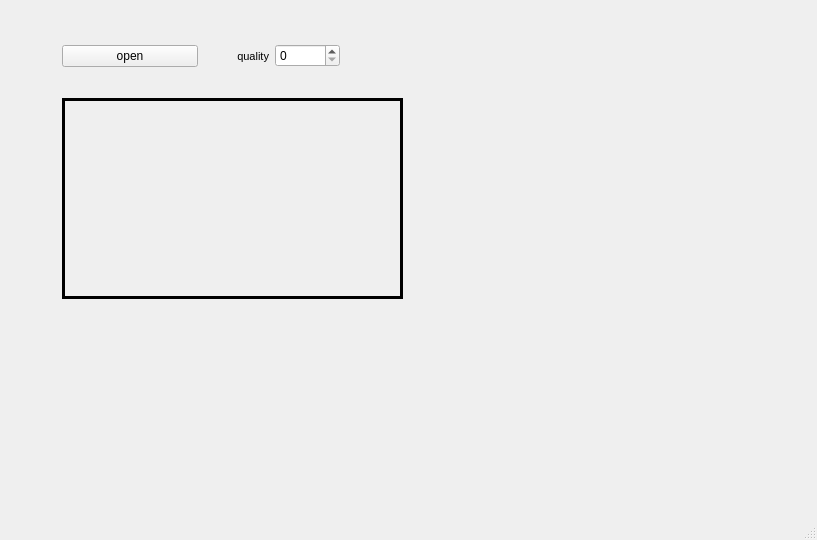
Above: JPEG_compression/mainwindow.ui from luyor/JPEG_compression before the change. Below: the same form after it.
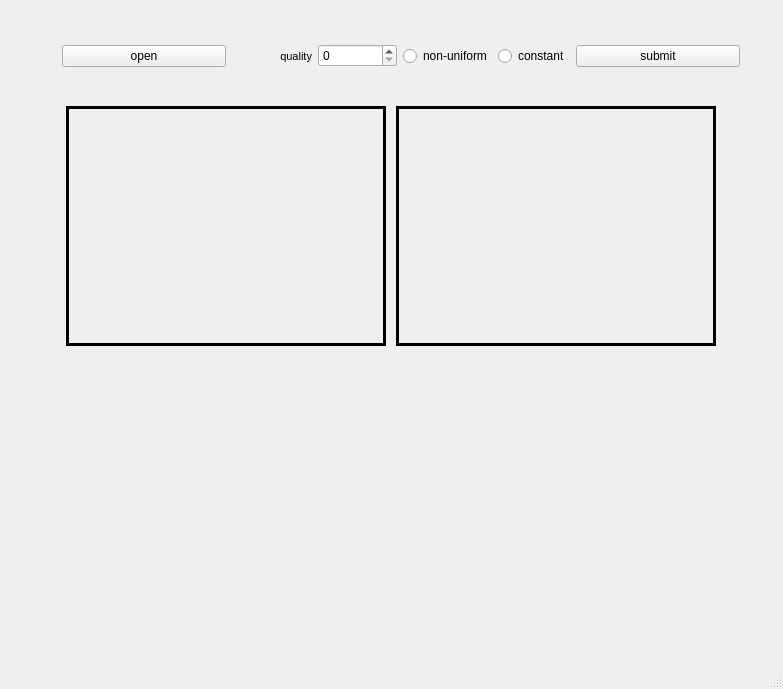
That is the form after the change.

What changed in the file:
```diff
--- a/JPEG_compression/mainwindow.ui
+++ b/JPEG_compression/mainwindow.ui
@@ -6,35 +6,41 @@
    <rect>
     <x>0</x>
     <y>0</y>
-    <width>817</width>
-    <height>540</height>
+    <width>783</width>
+    <height>689</height>
    </rect>
   </property>
   <property name="windowTitle">
    <string>MainWindow</string>
   </property>
   <widget class="QWidget" name="centralWidget">
-   <widget class="QWidget" name="">
+   <widget class="QWidget" name="layoutWidget">
     <property name="geometry">
      <rect>
       <x>40</x>
       <y>20</y>
-      <width>731</width>
-      <height>301</height>
+      <width>702</width>
+      <height>641</height>
      </rect>
     </property>
     <layout class="QVBoxLayout" name="verticalLayout">
      <item>
-      <widget class="QFrame" name="">
+      <widget class="QFrame" name="frame">
+       <property name="sizePolicy">
+        <sizepolicy hsizetype="Preferred" vsizetype="Preferred">
+         <horstretch>0</horstretch>
+         <verstretch>0</verstretch>
+        </sizepolicy>
+       </property>
        <property name="minimumSize">
         <size>
-         <width>300</width>
+         <width>700</width>
          <height>50</height>
         </size>
        </property>
        <property name="maximumSize">
         <size>
-         <width>300</width>
+         <width>700</width>
          <height>50</height>
         </size>
        </property>
@@ -84,23 +90,63 @@
           </item>
          </layout>
         </item>
+        <item>
+         <layout class="QHBoxLayout" name="horizontalLayout_5">
+          <item>
+           <widget class="QRadioButton" name="nonuniform">
+            <property name="text">
+             <string>non-uniform</string>
+            </property>
+           </widget>
+          </item>
+          <item>
+           <widget class="QRadioButton" name="constant">
+            <property name="text">
+             <string>constant</string>
+            </property>
+           </widget>
+          </item>
+         </layout>
+        </item>
+        <item>
+         <widget class="QPushButton" name="submit_btn">
+          <property name="text">
+           <string>submit</string>
+          </property>
+         </widget>
+        </item>
        </layout>
       </widget>
      </item>
      <item>
-      <widget class="QFrame" name="">
+      <widget class="QFrame" name="frame">
        <property name="minimumSize">
         <size>
          <width>300</width>
          <height>100</height>
         </size>
        </property>
+       <property name="frameShape">
+        <enum>QFrame::NoFrame</enum>
+       </property>
        <layout class="QHBoxLayout" name="horizontalLayout" stretch="0,0">
         <item>
          <widget class="QLabel" name="origin">
           <property name="enabled">
            <bool>true</bool>
           </property>
+          <property name="sizePolicy">
+           <sizepolicy hsizetype="Fixed" vsizetype="Fixed">
+            <horstretch>0</horstretch>
+            <verstretch>0</verstretch>
+           </sizepolicy>
+          </property>
+          <property name="maximumSize">
+           <size>
+            <width>320</width>
+            <height>240</height>
+           </size>
+          </property>
           <property name="frameShape">
            <enum>QFrame::Panel</enum>
           </property>
@@ -123,6 +169,24 @@
         </item>
         <item>
          <widget class="QLabel" name="decoded">
+          <property name="sizePolicy">
+           <sizepolicy hsizetype="Fixed" vsizetype="Fixed">
+            <horstretch>0</horstretch>
+            <verstretch>0</verstretch>
+           </sizepolicy>
+          </property>
+          <property name="maximumSize">
+           <size>
+            <width>320</width>
+            <height>240</height>
+           </size>
+          </property>
+          <property name="frameShape">
+           <enum>QFrame::Panel</enum>
+          </property>
+          <property name="lineWidth">
+           <number>3</number>
+          </property>
           <property name="text">
            <string/>
           </property>
@@ -131,6 +195,11 @@
        </layout>
       </widget>
      </item>
+     <item>
+      <widget class="QFrame" name="horizontalFrame">
+       <layout class="QHBoxLayout" name="horizontalLayout_4"/>
+      </widget>
+     </item>
     </layout>
    </widget>
   </widget>
```
Left out of the diff: 2 changed lines with no effect on the pictures.
